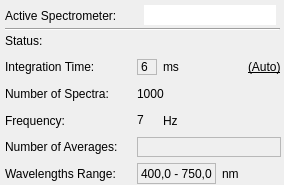
The window that pol_panelItem.ui (CesarCarvajal/Oxymetry-Backup-2018) describes before a commit, drawn with Qt 5.
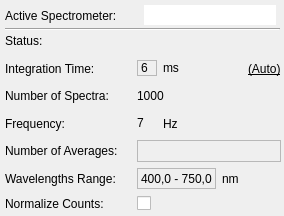
The same window after the commit. Custom widgets are drawn as their Qt base class.

Diff of the .ui file:
```diff
--- a/pol_panelItem.ui
+++ b/pol_panelItem.ui
@@ -7,7 +7,7 @@
     <x>0</x>
     <y>0</y>
     <width>284</width>
-    <height>185</height>
+    <height>216</height>
    </rect>
   </property>
   <property name="sizePolicy">
@@ -119,14 +119,14 @@
      <x>0</x>
      <y>30</y>
      <width>281</width>
-     <height>154</height>
+     <height>183</height>
     </rect>
    </property>
    <layout class="QGridLayout" name="gridLayout">
     <property name="sizeConstraint">
      <enum>QLayout::SetDefaultConstraint</enum>
     </property>
-    <item row="1" column="3">
+    <item row="1" column="2">
      <layout class="QHBoxLayout" name="horizontalLayout_7">
       <item>
        <widget class="ClickableLabel" name="label_integrationTime">
@@ -243,160 +243,6 @@
       </item>
      </layout>
     </item>
-    <item row="3" column="3">
-     <layout class="QHBoxLayout" name="horizontalLayout_3">
-      <item>
-       <widget class="ClickableLabel" name="label_Nspectra">
-        <property name="enabled">
-         <bool>true</bool>
-        </property>
-        <property name="font">
-         <font>
-          <underline>false</underline>
-         </font>
-        </property>
-        <property name="cursor">
-         <cursorShape>PointingHandCursor</cursorShape>
-        </property>
-        <property name="toolTip">
-         <string>Change Number of Spectra</string>
-        </property>
-        <property name="frameShape">
-         <enum>QFrame::NoFrame</enum>
-        </property>
-        <property name="frameShadow">
-         <enum>QFrame::Plain</enum>
-        </property>
-        <property name="text">
-         <string>1000</string>
-        </property>
-       </widget>
-      </item>
-     </layout>
-    </item>
-    <item row="5" column="3">
-     <layout class="QHBoxLayout" name="horizontalLayout_12">
-      <item>
-       <widget class="ClickableLabel" name="label_numberOfAverages">
-        <property name="font">
-         <font>
-          <underline>false</underline>
-         </font>
-        </property>
-        <property name="cursor">
-         <cursorShape>PointingHandCursor</cursorShape>
-        </property>
-        <property name="toolTip">
-         <string>Change Number of Averages</string>
-        </property>
-        <property name="frameShape">
-         <enum>QFrame::StyledPanel</enum>
-        </property>
-        <property name="text">
-         <string/>
-        </property>
-        <property name="alignment">
-         <set>Qt::AlignLeading|Qt::AlignLeft|Qt::AlignVCenter</set>
-        </property>
-       </widget>
-      </item>
-     </layout>
-    </item>
-    <item row="0" column="3">
-     <layout class="QHBoxLayout" name="horizontalLayout_2">
-      <item>
-       <widget class="QLabel" name="label_saturatedPixels">
-        <property name="font">
-         <font>
-          <weight>50</weight>
-          <bold>false</bold>
-         </font>
-        </property>
-        <property name="toolTip">
-         <string>Spectrometer Status</string>
-        </property>
-        <property name="text">
-         <string>&lt;saturated pixels&gt;</string>
-        </property>
-        <property name="alignment">
-         <set>Qt::AlignLeading|Qt::AlignLeft|Qt::AlignVCenter</set>
-        </property>
-       </widget>
-      </item>
-     </layout>
-    </item>
-    <item row="6" column="3">
-     <layout class="QHBoxLayout" name="horizontalLayout_11">
-      <item>
-       <widget class="ClickableLabel" name="label_setWranges">
-        <property name="font">
-         <font>
-          <underline>false</underline>
-         </font>
-        </property>
-        <property name="cursor">
-         <cursorShape>PointingHandCursor</cursorShape>
-        </property>
-        <property name="toolTip">
-         <string>Set the wavelength range</string>
-        </property>
-        <property name="frameShape">
-         <enum>QFrame::StyledPanel</enum>
-        </property>
-        <property name="text">
-         <string>400,0 - 750,0</string>
-        </property>
-       </widget>
-      </item>
-      <item>
-       <widget class="QLabel" name="label_setWrange2">
-        <property name="text">
-         <string>nm</string>
-        </property>
-       </widget>
-      </item>
-      <item>
-       <spacer name="horizontalSpacer_11">
-        <property name="orientation">
-         <enum>Qt::Horizontal</enum>
-        </property>
-        <property name="sizeHint" stdset="0">
-         <size>
-          <width>40</width>
-          <height>20</height>
-         </size>
-        </property>
-       </spacer>
-      </item>
-     </layout>
-    </item>
-    <item row="0" column="0">
-     <layout class="QHBoxLayout" name="horizontalLayout_4">
-      <item>
-       <spacer name="horizontalSpacer_3">
-        <property name="orientation">
-         <enum>Qt::Horizontal</enum>
-        </property>
-        <property name="sizeType">
-         <enum>QSizePolicy::Fixed</enum>
-        </property>
-        <property name="sizeHint" stdset="0">
-         <size>
-          <width>5</width>
-          <height>18</height>
-         </size>
-        </property>
-       </spacer>
-      </item>
-      <item>
-       <widget class="QLabel" name="label_Status">
-        <property name="text">
-         <string>Status:</string>
-        </property>
-       </widget>
-      </item>
-     </layout>
-    </item>
     <item row="1" column="0">
      <layout class="QHBoxLayout" name="horizontalLayout_5">
       <item>
@@ -433,33 +279,6 @@
       </item>
      </layout>
     </item>
-    <item row="4" column="0">
-     <layout class="QHBoxLayout" name="horizontalLayout_8">
-      <item>
-       <spacer name="horizontalSpacer_7">
-        <property name="orientation">
-         <enum>Qt::Horizontal</enum>
-        </property>
-        <property name="sizeType">
-         <enum>QSizePolicy::Fixed</enum>
-        </property>
-        <property name="sizeHint" stdset="0">
-         <size>
-          <width>5</width>
-          <height>18</height>
-         </size>
-        </property>
-       </spacer>
-      </item>
-      <item>
-       <widget class="QLabel" name="label_freq2">
-        <property name="text">
-         <string>Frequency:</string>
-        </property>
-       </widget>
-      </item>
-     </layout>
-    </item>
     <item row="6" column="0">
      <layout class="QHBoxLayout" name="horizontalLayout_13">
       <item>
@@ -495,6 +314,34 @@
       </item>
      </layout>
     </item>
+    <item row="5" column="2">
+     <layout class="QHBoxLayout" name="horizontalLayout_12">
+      <item>
+       <widget class="ClickableLabel" name="label_numberOfAverages">
+        <property name="font">
+         <font>
+          <underline>false</underline>
+         </font>
+        </property>
+        <property name="cursor">
+         <cursorShape>PointingHandCursor</cursorShape>
+        </property>
+        <property name="toolTip">
+         <string>Change Number of Averages</string>
+        </property>
+        <property name="frameShape">
+         <enum>QFrame::StyledPanel</enum>
+        </property>
+        <property name="text">
+         <string/>
+        </property>
+        <property name="alignment">
+         <set>Qt::AlignLeading|Qt::AlignLeft|Qt::AlignVCenter</set>
+        </property>
+       </widget>
+      </item>
+     </layout>
+    </item>
     <item row="5" column="0">
      <layout class="QHBoxLayout" name="horizontalLayout_14">
       <item>
@@ -531,10 +378,41 @@
       </item>
      </layout>
     </item>
-    <item row="3" column="0">
-     <layout class="QHBoxLayout" name="horizontalLayout_6">
+    <item row="3" column="2">
+     <layout class="QHBoxLayout" name="horizontalLayout_3">
       <item>
-       <spacer name="horizontalSpacer_4">
+       <widget class="ClickableLabel" name="label_Nspectra">
+        <property name="enabled">
+         <bool>true</bool>
+        </property>
+        <property name="font">
+         <font>
+          <underline>false</underline>
+         </font>
+        </property>
+        <property name="cursor">
+         <cursorShape>PointingHandCursor</cursorShape>
+        </property>
+        <property name="toolTip">
+         <string>Change Number of Spectra</string>
+        </property>
+        <property name="frameShape">
+         <enum>QFrame::NoFrame</enum>
+        </property>
+        <property name="frameShadow">
+         <enum>QFrame::Plain</enum>
+        </property>
+        <property name="text">
+         <string>1000</string>
+        </property>
+       </widget>
+      </item>
+     </layout>
+    </item>
+    <item row="4" column="0">
+     <layout class="QHBoxLayout" name="horizontalLayout_8">
+      <item>
+       <spacer name="horizontalSpacer_7">
         <property name="orientation">
          <enum>Qt::Horizontal</enum>
         </property>
@@ -550,15 +428,15 @@
        </spacer>
       </item>
       <item>
-       <widget class="QLabel" name="label_Nspectra2">
+       <widget class="QLabel" name="label_freq2">
         <property name="text">
-         <string>Number of Spectra:</string>
+         <string>Frequency:</string>
         </property>
        </widget>
       </item>
      </layout>
     </item>
-    <item row="4" column="3">
+    <item row="4" column="2">
      <layout class="QHBoxLayout" name="horizontalLayout_9">
       <item>
        <widget class="ClickableLabel" name="label_frequency">
@@ -624,6 +502,169 @@
       </item>
      </layout>
     </item>
+    <item row="0" column="0">
+     <layout class="QHBoxLayout" name="horizontalLayout_4">
+      <item>
+       <spacer name="horizontalSpacer_3">
+        <property name="orientation">
+         <enum>Qt::Horizontal</enum>
+        </property>
+        <property name="sizeType">
+         <enum>QSizePolicy::Fixed</enum>
+        </property>
+        <property name="sizeHint" stdset="0">
+         <size>
+          <width>5</width>
+          <height>18</height>
+         </size>
+        </property>
+       </spacer>
+      </item>
+      <item>
+       <widget class="QLabel" name="label_Status">
+        <property name="text">
+         <string>Status:</string>
+        </property>
+       </widget>
+      </item>
+     </layout>
+    </item>
+    <item row="6" column="2">
+     <layout class="QHBoxLayout" name="horizontalLayout_11">
+      <item>
+       <widget class="ClickableLabel" name="label_setWranges">
+        <property name="font">
+         <font>
+          <underline>false</underline>
+         </font>
+        </property>
+        <property name="cursor">
+         <cursorShape>PointingHandCursor</cursorShape>
+        </property>
+        <property name="toolTip">
+         <string>Set the wavelength range</string>
+        </property>
+        <property name="frameShape">
+         <enum>QFrame::StyledPanel</enum>
+        </property>
+        <property name="text">
+         <string>400,0 - 750,0</string>
+        </property>
+       </widget>
+      </item>
+      <item>
+       <widget class="QLabel" name="label_setWrange2">
+        <property name="text">
+         <string>nm</string>
+        </property>
+       </widget>
+      </item>
+      <item>
+       <spacer name="horizontalSpacer_11">
+        <property name="orientation">
+         <enum>Qt::Horizontal</enum>
+        </property>
+        <property name="sizeHint" stdset="0">
+         <size>
+          <width>40</width>
+          <height>20</height>
+         </size>
+        </property>
+       </spacer>
+      </item>
+     </layout>
+    </item>
+    <item row="0" column="2">
+     <layout class="QHBoxLayout" name="horizontalLayout_2">
+      <item>
+       <widget class="QLabel" name="label_saturatedPixels">
+        <property name="font">
+         <font>
+          <weight>50</weight>
+          <bold>false</bold>
+         </font>
+        </property>
+        <property name="toolTip">
+         <string>Spectrometer Status</string>
+        </property>
+        <property name="text">
+         <string>&lt;saturated pixels&gt;</string>
+        </property>
+        <property name="alignment">
+         <set>Qt::AlignLeading|Qt::AlignLeft|Qt::AlignVCenter</set>
+        </property>
+       </widget>
+      </item>
+     </layout>
+    </item>
+    <item row="3" column="0">
+     <layout class="QHBoxLayout" name="horizontalLayout_6">
+      <item>
+       <spacer name="horizontalSpacer_4">
+        <property name="orientation">
+         <enum>Qt::Horizontal</enum>
+        </property>
+        <property name="sizeType">
+         <enum>QSizePolicy::Fixed</enum>
+        </property>
+        <property name="sizeHint" stdset="0">
+         <size>
+          <width>5</width>
+          <height>18</height>
+         </size>
+        </property>
+       </spacer>
+      </item>
+      <item>
+       <widget class="QLabel" name="label_Nspectra2">
+        <property name="text">
+         <string>Number of Spectra:</string>
+        </property>
+       </widget>
+      </item>
+     </layout>
+    </item>
+    <item row="8" column="2">
+     <layout class="QHBoxLayout" name="horizontalLayout_10">
+      <item>
+       <widget class="QCheckBox" name="checkBox_normalize">
+        <property name="autoFillBackground">
+         <bool>false</bool>
+        </property>
+        <property name="text">
+         <string/>
+        </property>
+       </widget>
+      </item>
+     </layout>
+    </item>
+    <item row="8" column="0">
+     <layout class="QHBoxLayout" name="horizontalLayout_15">
+      <item>
+       <spacer name="horizontalSpacer_12">
+        <property name="orientation">
+         <enum>Qt::Horizontal</enum>
+        </property>
+        <property name="sizeType">
+         <enum>QSizePolicy::Fixed</enum>
+        </property>
+        <property name="sizeHint" stdset="0">
+         <size>
+          <width>5</width>
+          <height>18</height>
+         </size>
+        </property>
+       </spacer>
+      </item>
+      <item>
+       <widget class="QLabel" name="label_normalize">
+        <property name="text">
+         <string>Normalize Counts:</string>
+        </property>
+       </widget>
+      </item>
+     </layout>
+    </item>
    </layout>
   </widget>
   <widget class="Line" name="line">
```
